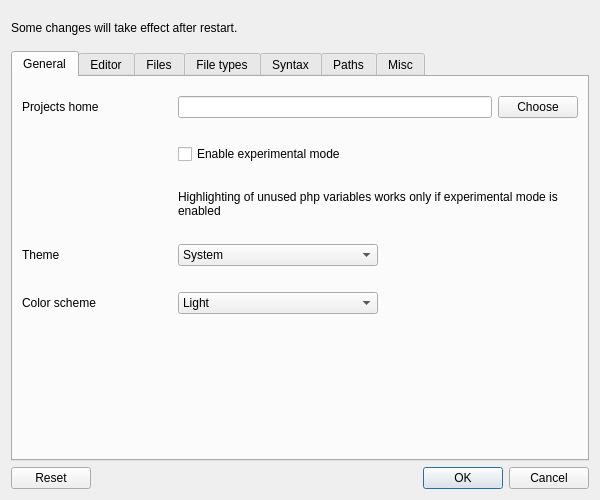
Old version of the form ui/settings.ui in the repository ziracms/editor.
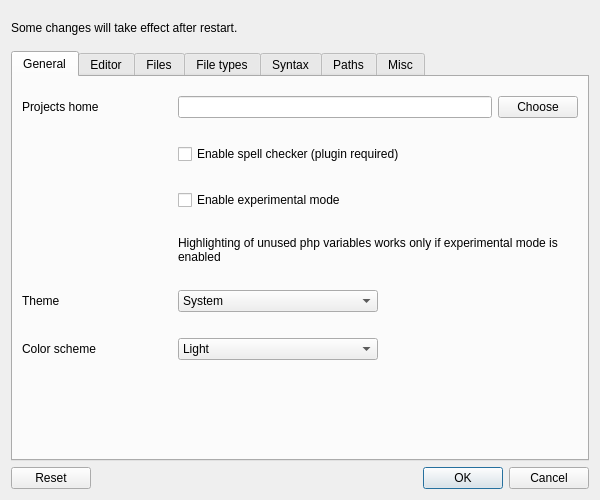
New version of the form.

```diff
--- a/ui/settings.ui
+++ b/ui/settings.ui
@@ -89,6 +89,26 @@
          </item>
         </layout>
        </item>
+       <item>
+        <layout class="QHBoxLayout" name="spellCheckerLayout">
+         <property name="leftMargin">
+          <number>156</number>
+         </property>
+         <property name="topMargin">
+          <number>10</number>
+         </property>
+         <property name="bottomMargin">
+          <number>10</number>
+         </property>
+         <item>
+          <widget class="QCheckBox" name="spellCheckerCheckbox">
+           <property name="text">
+            <string>Enable spell checker (plugin required)</string>
+           </property>
+          </widget>
+         </item>
+        </layout>
+       </item>
        <item>
         <layout class="QHBoxLayout" name="experimentalModeLayout">
          <property name="leftMargin">
```
Left out of the diff: 4 changed lines with no effect on the pictures.
